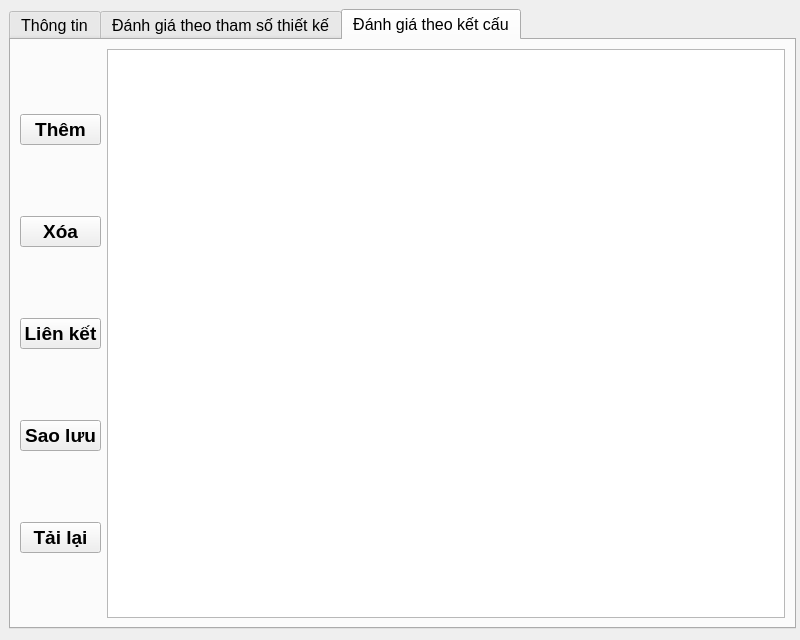
First picture: the form in main.ui, repository phn1712002/MTAK56_doAnTotNghiep, before the edit.
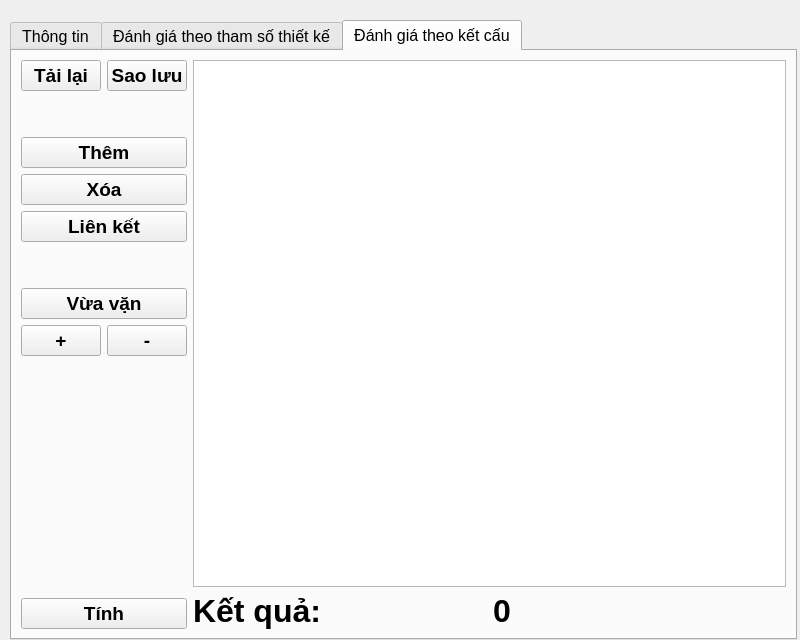
Second picture: the form after the edit. The open tabs and pages were chosen to show the change. Icons and pictures are not drawn.

Commit message:
Refactor structure evaluation tab layout in main UI
- Adjust tabWidget_rating position and default tab index
- Reorganize button groups and add new layout containers
- Add load/save buttons and spacing for better UI organization
- Improve button arrangement in structure evaluation section

The changes provide better visual hierarchy and usability for the structure evaluation interface.

```diff
--- a/main.ui
+++ b/main.ui
@@ -61,8 +61,8 @@
    <widget class="QTabWidget" name="tabWidget_rating">
     <property name="geometry">
      <rect>
-      <x>9</x>
-      <y>9</y>
+      <x>10</x>
+      <y>20</y>
       <width>787</width>
       <height>620</height>
      </rect>
@@ -829,7 +829,54 @@
      </attribute>
      <layout class="QHBoxLayout" name="horizontalLayout">
       <item>
-       <layout class="QVBoxLayout" name="group_btn_flowchart" stretch="0,0,0,0,1">
+       <layout class="QVBoxLayout" name="group_btn_strucs">
+        <item>
+         <layout class="QVBoxLayout" name="btn_calcutation_strucs_1">
+          <item>
+           <layout class="QHBoxLayout" name="group_load_save_struc">
+            <item>
+             <widget class="QPushButton" name="btn_load_flowchart">
+              <property name="font">
+               <font>
+                <pointsize>14</pointsize>
+                <bold>true</bold>
+               </font>
+              </property>
+              <property name="text">
+               <string>Tải lại</string>
+              </property>
+             </widget>
+            </item>
+            <item>
+             <widget class="QPushButton" name="btn_save_flowchart">
+              <property name="font">
+               <font>
+                <pointsize>14</pointsize>
+                <bold>true</bold>
+               </font>
+              </property>
+              <property name="text">
+               <string>Sao lưu</string>
+              </property>
+             </widget>
+            </item>
+           </layout>
+          </item>
+          <item>
+           <spacer name="verticalSpacer_strucs_0">
+            <property name="orientation">
+             <enum>Qt::Orientation::Vertical</enum>
+            </property>
+            <property name="sizeHint" stdset="0">
+             <size>
+              <width>20</width>
+              <height>40</height>
+             </size>
+            </property>
+           </spacer>
+          </item>
+          <item>
+           <layout class="QVBoxLayout" name="group_edit_struc">
         <item>
          <widget class="QPushButton" name="btn_insert_node">
           <property name="font">
@@ -870,7 +917,22 @@
          </widget>
         </item>
         <item>
-         <widget class="QPushButton" name="btn_save_flowchart">
+             <spacer name="verticalSpacer_strucs_1">
+              <property name="orientation">
+               <enum>Qt::Orientation::Vertical</enum>
+              </property>
+              <property name="sizeHint" stdset="0">
+               <size>
+                <width>20</width>
+                <height>40</height>
+               </size>
+              </property>
+             </spacer>
+            </item>
+           </layout>
+          </item>
+          <item>
+           <widget class="QPushButton" name="btn_fit_flowchart">
           <property name="font">
            <font>
             <pointsize>14</pointsize>
@@ -878,12 +940,14 @@
            </font>
           </property>
           <property name="text">
-           <string>Sao lưu</string>
+             <string>Vừa vặn</string>
           </property>
          </widget>
         </item>
         <item>
-         <widget class="QPushButton" name="btn_load_flowchart">
+           <layout class="QHBoxLayout" name="group_zoom_struc">
+            <item>
+             <widget class="QPushButton" name="btn_zoomout_flowchart">
           <property name="font">
            <font>
             <pointsize>14</pointsize>
@@ -891,14 +955,97 @@
            </font>
           </property>
           <property name="text">
-           <string>Tải lại</string>
+               <string>+</string>
           </property>
          </widget>
         </item>
-       </layout>
-      </item>
+            <item>
+             <widget class="QPushButton" name="btn_zoomin_flowchart">
+              <property name="font">
+               <font>
+                <pointsize>14</pointsize>
+                <bold>true</bold>
+               </font>
+              </property>
+              <property name="text">
+               <string>-</string>
+              </property>
+             </widget>
+            </item>
+           </layout>
+          </item>
+         </layout>
+        </item>
+        <item>
+         <spacer name="verticalSpacer_strucs_2">
+          <property name="orientation">
+           <enum>Qt::Orientation::Vertical</enum>
+          </property>
+          <property name="sizeHint" stdset="0">
+           <size>
+            <width>20</width>
+            <height>30</height>
+           </size>
+          </property>
+         </spacer>
+        </item>
+        <item>
+         <widget class="QPushButton" name="btn_calcutation_strucs">
+          <property name="sizePolicy">
+           <sizepolicy hsizetype="Preferred" vsizetype="Preferred">
+            <horstretch>0</horstretch>
+            <verstretch>0</verstretch>
+           </sizepolicy>
+          </property>
+          <property name="font">
+           <font>
+            <pointsize>14</pointsize>
+            <bold>true</bold>
+           </font>
+          </property>
+          <property name="text">
+           <string>Tính</string>
+          </property>
+         </widget>
+        </item>
+       </layout>
+      </item>
+      <item>
+       <layout class="QVBoxLayout" name="group_result_view_struc">
       <item>
        <widget class="QGraphicsView" name="graphicsView"/>
+        </item>
+        <item>
+         <layout class="QHBoxLayout" name="group_result_struc">
+          <item>
+           <widget class="QLabel" name="label_const_calculation_struc_result">
+            <property name="font">
+             <font>
+              <pointsize>24</pointsize>
+              <bold>true</bold>
+             </font>
+            </property>
+            <property name="text">
+             <string>Kết quả:</string>
+            </property>
+           </widget>
+          </item>
+          <item>
+           <widget class="QLabel" name="calculation_struc_result">
+            <property name="font">
+             <font>
+              <pointsize>24</pointsize>
+              <bold>true</bold>
+             </font>
+            </property>
+            <property name="text">
+             <string>0</string>
+            </property>
+           </widget>
+          </item>
+         </layout>
+        </item>
+       </layout>
       </item>
      </layout>
     </widget>
```
Left out of the diff: 4 changed lines with no effect on the pictures. Lines whose indentation alone changed are shown as unchanged. The commit also changes 1 other file.
